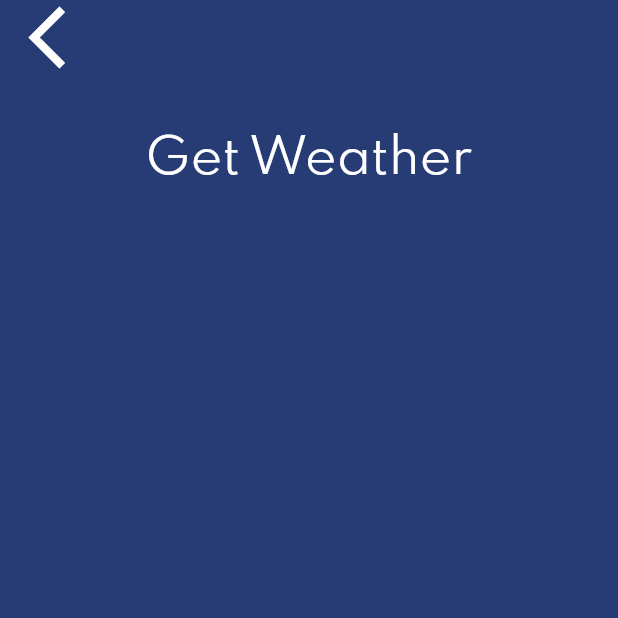
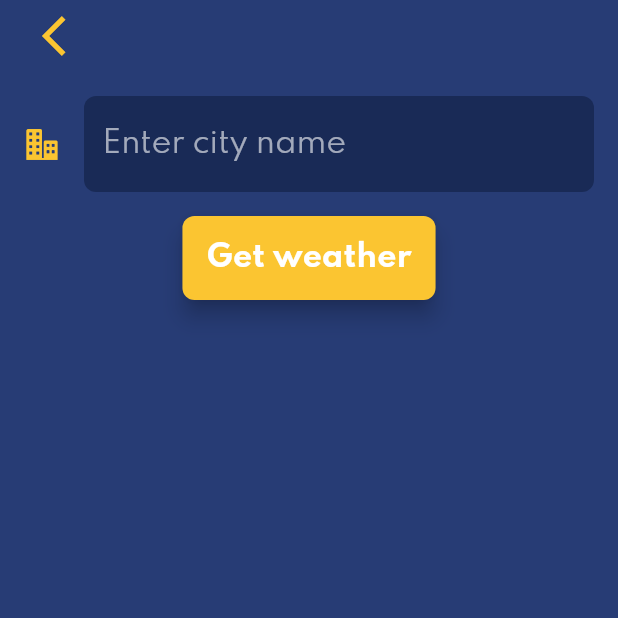
Before and after one commit to max-jellycat/clima, a Flutter app: the CityScreen screen opened by its route, on a phone screen of 412 x 824 dp, the top half of it. Run offline on Flutter 3.47's test engine with Material 2 defaults, Android fonts, the phone set to English and light mode, and no system bars; our stand-ins replace flutter_dotenv, flutter_spinkit, flutter_svg, geolocator; network calls fail.

Commit message:
get city weather

```diff
--- a/lib/screens/city_screen.dart
+++ b/lib/screens/city_screen.dart
@@ -1,5 +1,7 @@
+import 'package:flutter/cupertino.dart';
 import 'package:flutter/material.dart';
 import 'package:clima/utils/constants.dart';
+import 'package:clima/widgets/action_button.dart';
 
 class CityScreen extends StatefulWidget {
   @override
@@ -7,6 +9,14 @@ class CityScreen extends StatefulWidget {
 }
 
 class _CityScreenState extends State<CityScreen> {
+  String city;
+
+  void handleChange(value) {
+    setState(() {
+      this.city = value;
+    });
+  }
+
   @override
   Widget build(BuildContext context) {
     return Scaffold(
@@ -18,23 +28,28 @@ class _CityScreenState extends State<CityScreen> {
               Align(
                 alignment: Alignment.topLeft,
                 child: FlatButton(
-                    onPressed: () {},
-                    child: Icon(
-                      Icons.arrow_back_ios,
-                      size: 50.0,
-                    )),
+                  onPressed: () => Navigator.pop(context),
+                  child: Icon(
+                    Icons.arrow_back_ios,
+                    size: kMenuIconSize,
+                    color: kAccentColor,
+                  ),
+                ),
               ),
               Container(
                 padding: EdgeInsets.all(16.0),
-                child: null,
-              ),
-              FlatButton(
-                onPressed: () {},
-                child: Text(
-                  'Get Weather',
-                  style: kButtonTextStyle,
+                child: TextField(
+                  style: kTextFieldStyle,
+                  decoration: kTextFieldInputDecoration,
+                  onChanged: (value) => this.handleChange(value),
                 ),
               ),
+              ActionButton(
+                  text: 'Get weather',
+                  backgroundColor: kAccentColor,
+                  onPressed: () {
+                    Navigator.pop(context, this.city);
+                  }),
             ],
           ),
         ),
--- a/lib/services/weather.dart
+++ b/lib/services/weather.dart
@@ -10,6 +10,15 @@ class WeatherService {
     NetworkService client = NetworkService(
       url:
           "/weather?lat=${location.latitude}&lon=${location.longitude}&units=metric",
+    );
+    dynamic data = await client.getData();
+
+    return data;
+  }
+
+  Future<dynamic> getCityWeather(String city) async {
+    NetworkService client = NetworkService(
+      url: "/weather?q=$city&units=metric",
     );
     dynamic data = await client.getData();
 
--- a/lib/utils/constants.dart
+++ b/lib/utils/constants.dart
@@ -1,4 +1,5 @@
 import 'package:flutter/material.dart';
+import 'package:flutter/cupertino.dart';
 
 const kPrimaryColor = Color(0xFF273C75);
 const kAccentColor = Color(0xFFFBC531);
@@ -29,3 +30,20 @@ const kMessageTextStyle = TextStyle(
 const kButtonTextStyle = TextStyle(
   fontSize: 32.0,
 );
+const kTextFieldStyle = TextStyle(
+  fontSize: 20.0,
+);
+
+const kTextFieldInputDecoration = InputDecoration(
+  filled: true,
+  fillColor: kBoxColor,
+  icon: Icon(
+    CupertinoIcons.building_2_fill,
+    color: kAccentColor,
+  ),
+  hintText: "Enter city name",
+  border: OutlineInputBorder(
+    borderRadius: BorderRadius.all(Radius.circular(8.0)),
+    borderSide: BorderSide.none,
+  ),
+);
--- /dev/null
+++ b/lib/widgets/action_button.dart
@@ -0,0 +1,53 @@
+import "package:flutter/material.dart";
+import "package:clima/utils/constants.dart";
+
+const _kSizeContraints = BoxConstraints.tightFor(
+  width: 56.0,
+  height: 56.0,
+);
+const _kSmallSizeContraints = BoxConstraints.tightFor(
+  width: 48.0,
+  height: 48.0,
+);
+
+const _kElevation = 6.0;
+const _kRadius = 8.0;
+const _kTextSize = 20.0;
+
+class ActionButton extends StatelessWidget {
+  final String text;
+  final Color backgroundColor;
+  final Color color;
+  final Function onPressed;
+  final bool isSmall;
+
+  ActionButton({
+    @required this.text,
+    this.backgroundColor,
+    this.color,
+    this.onPressed,
+    this.isSmall,
+  });
+
+  @override
+  Widget build(BuildContext context) {
+    return RawMaterialButton(
+      elevation: _kElevation,
+      shape:
+          RoundedRectangleBorder(borderRadius: BorderRadius.circular(_kRadius)),
+      fillColor: this.backgroundColor,
+      child: Padding(
+        padding: const EdgeInsets.all(16.0),
+        child: Text(
+          this.text,
+          style: TextStyle(
+            color: this.color,
+            fontSize: _kTextSize,
+            fontWeight: FontWeight.w700,
+          ),
+        ),
+      ),
+      onPressed: this.onPressed,
+    );
+  }
+}
```
Also changed, not shown: lib/screens/location_screen.dart (+16 -1 lines), images/wi-alien.svg (added), 1 other file.
